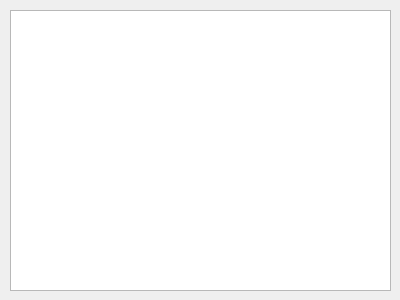
The window that qt/custom_list_widget_item/fileviewer.ui (hexu1985/demo_code) describes before a commit, drawn with Qt 5.
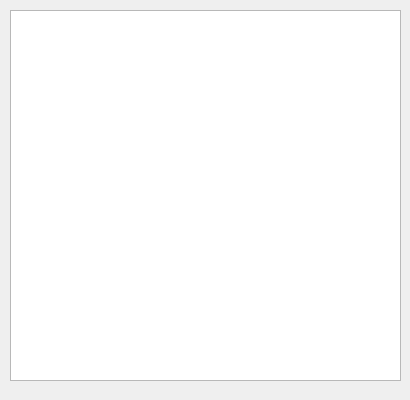
The same window after the commit.

What changed in the file:
```diff
--- a/qt/custom_list_widget_item/fileviewer.ui
+++ b/qt/custom_list_widget_item/fileviewer.ui
@@ -6,8 +6,8 @@
    <rect>
     <x>0</x>
     <y>0</y>
-    <width>400</width>
-    <height>300</height>
+    <width>410</width>
+    <height>400</height>
    </rect>
   </property>
   <property name="windowTitle">
@@ -18,8 +18,8 @@
     <rect>
      <x>10</x>
      <y>10</y>
-     <width>381</width>
-     <height>281</height>
+     <width>391</width>
+     <height>371</height>
     </rect>
    </property>
   </widget>
```
